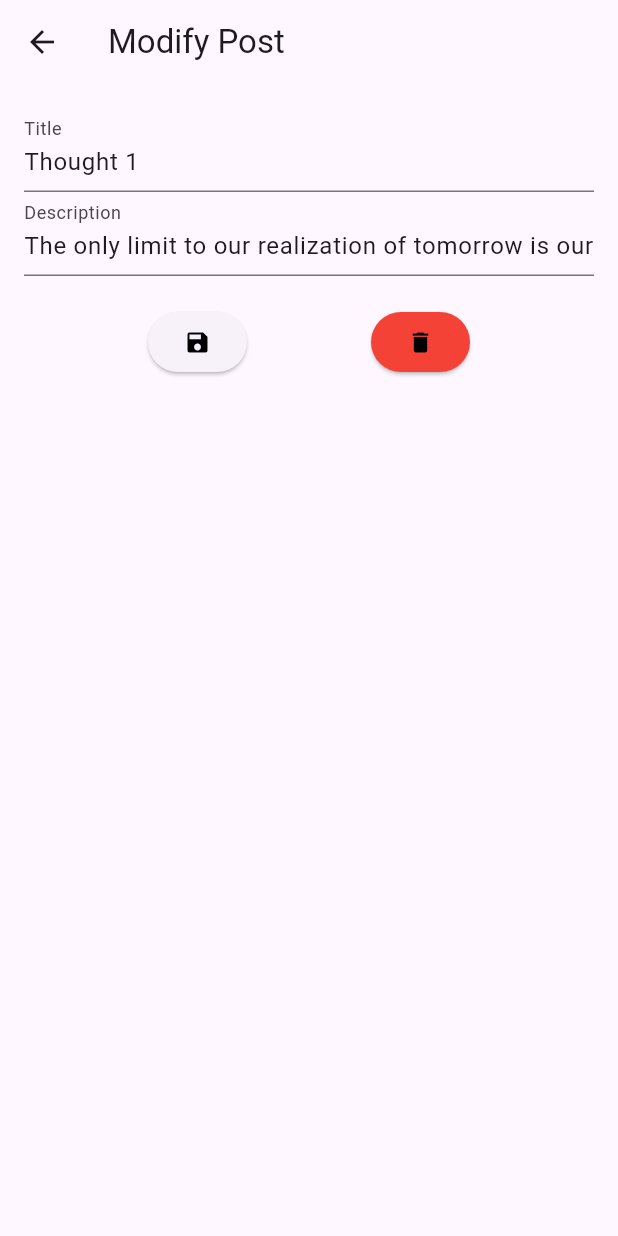
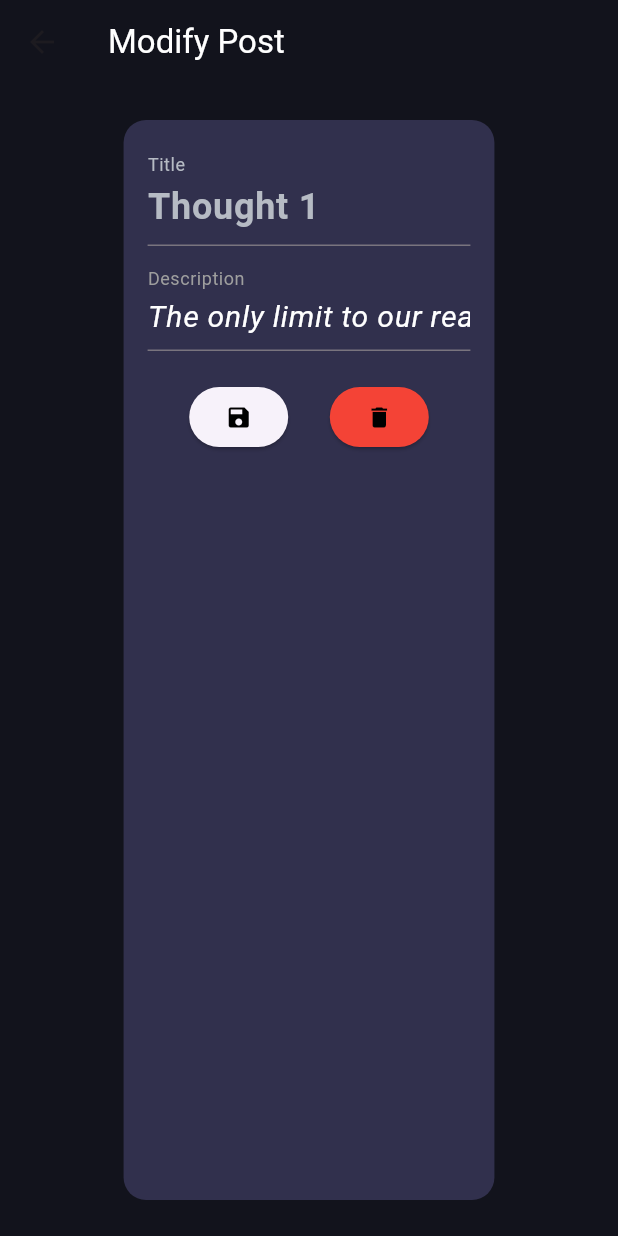
Before and after one commit to Ark1ight/tp_note_flutter, a Flutter app: the screen it shows after launch, after a tap on the "edit" icon, on a phone screen of 412 x 824 dp. Run offline on Flutter 3.47's test engine with Material 3 defaults, Android fonts, the phone set to English and light mode, and no system bars; our stand-ins replace flutter_bloc.

Commit message:
fixed ui of modify post screen

```diff
--- a/lib/screens/modify_post_screen/modify_post_screen.dart
+++ b/lib/screens/modify_post_screen/modify_post_screen.dart
@@ -19,8 +19,10 @@ class _ModifyPostScreenState extends State<ModifyPostScreen> {
   @override
   Widget build(BuildContext context) {
     return Scaffold(
+      backgroundColor: const Color(0xFF12131C),
       appBar: AppBar(
-        title: const Text('Modify Post'),
+        title: const Text('Modify Post', style: TextStyle(color: Colors.white),),
+        backgroundColor: const Color(0xFF12131C),
       ),
       body: Padding(
         padding: const EdgeInsets.all(16.0),
--- a/lib/screens/modify_post_screen/widgets/modify_post_form.dart
+++ b/lib/screens/modify_post_screen/widgets/modify_post_form.dart
@@ -56,7 +56,9 @@ class _ModifyPostFormState extends State<ModifyPostForm> {
 
   @override
   Widget build(BuildContext context) {
-    return BlocListener<PostDetailBloc, PostDetailState>(
+    return Scaffold(
+      backgroundColor: const Color(0xFF12131C),
+      body: BlocListener<PostDetailBloc, PostDetailState>(
         listener: (context, state) async {
           if (state.status == PostDetailStatus.success) {
             await Future.delayed(const Duration(seconds: 1));
@@ -65,16 +67,43 @@ class _ModifyPostFormState extends State<ModifyPostForm> {
         },
         child: BlocBuilder<PostDetailBloc, PostDetailState>(
           builder: (context, state) {
-          return Form(
+            return Center(
+              child: Container(
+                width: MediaQuery.of(context).size.width * 0.6,
+                margin: const EdgeInsets.symmetric(vertical: 8.0),
+                decoration: BoxDecoration(
+                  color: const Color(0xFF31304D),
+                  borderRadius: BorderRadius.circular(15.0),
+                ),
+                child: Padding(
+                  padding: const EdgeInsets.all(16.0),
                   child: Column(
+                    crossAxisAlignment: CrossAxisAlignment.start,
                     children: [
                       TextFormField(
                         controller: _titleController,
-                  decoration: const InputDecoration(labelText: 'Title'),
+                        decoration: const InputDecoration(
+                          labelText: 'Title',
+                          labelStyle: TextStyle(color: Color(0xFFB6BBC4)),
                         ),
+                        style: const TextStyle(
+                          fontWeight: FontWeight.bold,
+                          fontSize: 24.0,
+                          color: Color(0xFFB6BBC4),
+                        ),
+                      ),
+                      const SizedBox(height: 8.0),
                       TextFormField(
                         controller: _descriptionController,
-                  decoration: const InputDecoration(labelText: 'Description'),
+                        decoration: const InputDecoration(
+                          labelText: 'Description',
+                          labelStyle: TextStyle(color: Colors.grey),
+                        ),
+                        style: const TextStyle(
+                          fontSize: 20.0,
+                          fontStyle: FontStyle.italic,
+                          color: Colors.white,
+                        ),
                       ),
                       const SizedBox(height: 20),
                       if (!_buttonPressed)
@@ -96,18 +125,21 @@ class _ModifyPostFormState extends State<ModifyPostForm> {
                         switch (state.status) {
                           PostDetailStatus.loading => const Padding(
                             padding: EdgeInsets.only(top: 20),
-                      child: CircularProgressIndicator(),
+                            child: Center(child: CircularProgressIndicator()),
                           ),
                           PostDetailStatus.success => const Padding(
                             padding: EdgeInsets.only(top: 20),
-                      child: Icon(Icons.check, color: Colors.green),
+                            child: Center(child: Icon(Icons.check, color: Colors.green),),
                           ),
                           _ => const SizedBox.shrink(),
                         },
                     ],
                   ),
+                ),
+              ),
             );
           },
+        ),
       ),
     );
   }
```
Lines whose indentation alone changed are shown as unchanged.
